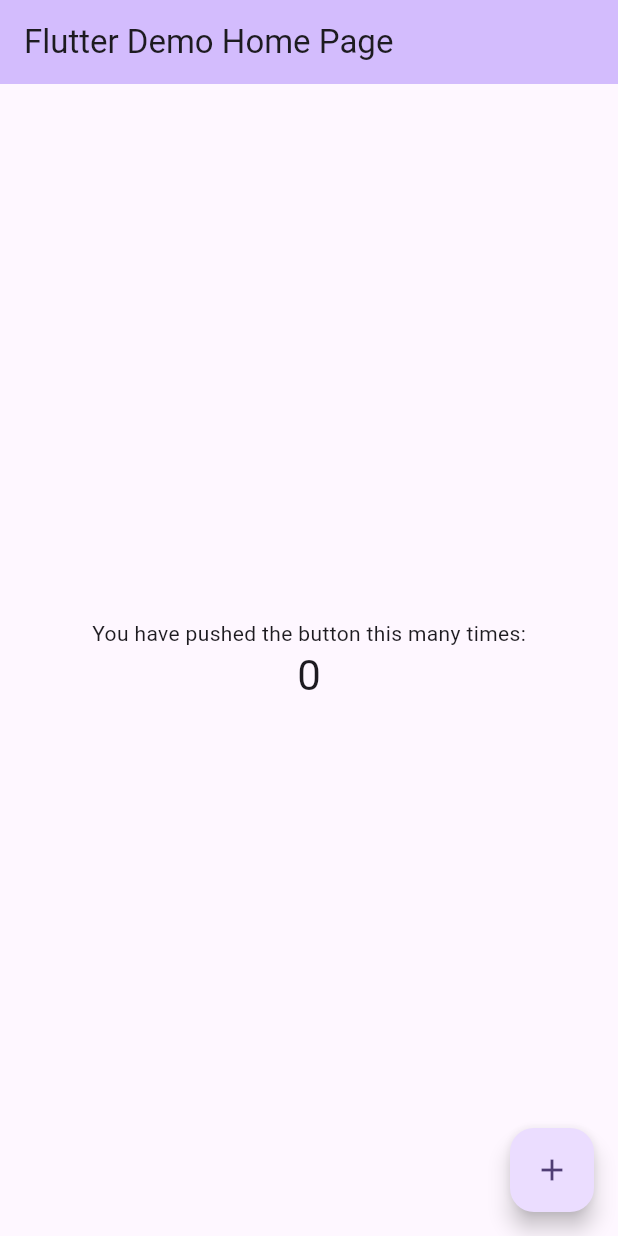
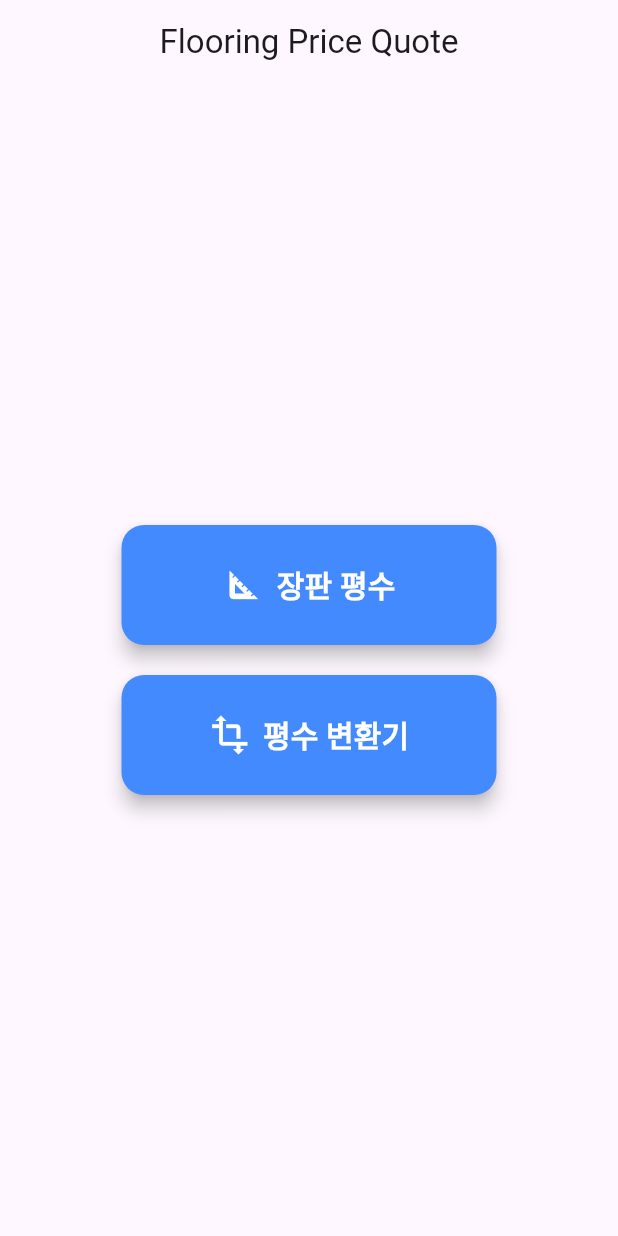
Before and after one commit to webpdblog/flooring_price_quote, a Flutter app: the screen it shows after launch, on a phone screen of 412 x 824 dp. Run offline on Flutter 3.47's test engine with Material 3 defaults, Android fonts, the phone set to English and light mode, and no system bars.

Commit message:
\"Feat: Add main menu buttons and fix base href\"

```diff
--- a/lib/main.dart
+++ b/lib/main.dart
@@ -7,116 +7,77 @@ void main() {
 class MyApp extends StatelessWidget {
   const MyApp({super.key});
 
-  // This widget is the root of your application.
   @override
   Widget build(BuildContext context) {
     return MaterialApp(
-      title: 'Flutter Demo',
+      title: 'Flooring Price Quote',
       theme: ThemeData(
-        // This is the theme of your application.
-        //
-        // TRY THIS: Try running your application with "flutter run". You'll see
-        // the application has a purple toolbar. Then, without quitting the app,
-        // try changing the seedColor in the colorScheme below to Colors.green
-        // and then invoke "hot reload" (save your changes or press the "hot
-        // reload" button in a Flutter-supported IDE, or press "r" if you used
-        // the command line to start the app).
-        //
-        // Notice that the counter didn't reset back to zero; the application
-        // state is not lost during the reload. To reset the state, use hot
-        // restart instead.
-        //
-        // This works for code too, not just values: Most code changes can be
-        // tested with just a hot reload.
-        colorScheme: ColorScheme.fromSeed(seedColor: Colors.deepPurple),
+        primarySwatch: Colors.blue,
+        visualDensity: VisualDensity.adaptivePlatformDensity,
       ),
-      home: const MyHomePage(title: 'Flutter Demo Home Page'),
+      home: const HomeScreen(),
     );
   }
 }
 
-class MyHomePage extends StatefulWidget {
-  const MyHomePage({super.key, required this.title});
-
-  // This widget is the home page of your application. It is stateful, meaning
-  // that it has a State object (defined below) that contains fields that affect
-  // how it looks.
-
-  // This class is the configuration for the state. It holds the values (in this
-  // case the title) provided by the parent (in this case the App widget) and
-  // used by the build method of the State. Fields in a Widget subclass are
-  // always marked "final".
-
-  final String title;
-
-  @override
-  State<MyHomePage> createState() => _MyHomePageState();
-}
-
-class _MyHomePageState extends State<MyHomePage> {
-  int _counter = 0;
-
-  void _incrementCounter() {
-    setState(() {
-      // This call to setState tells the Flutter framework that something has
-      // changed in this State, which causes it to rerun the build method below
-      // so that the display can reflect the updated values. If we changed
-      // _counter without calling setState(), then the build method would not be
-      // called again, and so nothing would appear to happen.
-      _counter++;
-    });
-  }
+class HomeScreen extends StatelessWidget {
+  const HomeScreen({super.key});
 
   @override
   Widget build(BuildContext context) {
-    // This method is rerun every time setState is called, for instance as done
-    // by the _incrementCounter method above.
-    //
-    // The Flutter framework has been optimized to make rerunning build methods
-    // fast, so that you can just rebuild anything that needs updating rather
-    // than having to individually change instances of widgets.
     return Scaffold(
       appBar: AppBar(
-        // TRY THIS: Try changing the color here to a specific color (to
-        // Colors.amber, perhaps?) and trigger a hot reload to see the AppBar
-        // change color while the other colors stay the same.
-        backgroundColor: Theme.of(context).colorScheme.inversePrimary,
-        // Here we take the value from the MyHomePage object that was created by
-        // the App.build method, and use it to set our appbar title.
-        title: Text(widget.title),
+        title: const Text('Flooring Price Quote'),
+        centerTitle: true,
       ),
       body: Center(
-        // Center is a layout widget. It takes a single child and positions it
-        // in the middle of the parent.
         child: Column(
-          // Column is also a layout widget. It takes a list of children and
-          // arranges them vertically. By default, it sizes itself to fit its
-          // children horizontally, and tries to be as tall as its parent.
-          //
-          // Column has various properties to control how it sizes itself and
-          // how it positions its children. Here we use mainAxisAlignment to
-          // center the children vertically; the main axis here is the vertical
-          // axis because Columns are vertical (the cross axis would be
-          // horizontal).
-          //
-          // TRY THIS: Invoke "debug painting" (choose the "Toggle Debug Paint"
-          // action in the IDE, or press "p" in the console), to see the
-          // wireframe for each widget.
           mainAxisAlignment: MainAxisAlignment.center,
           children: <Widget>[
-            const Text('You have pushed the button this many times:'),
-            Text(
-              '$_counter',
-              style: Theme.of(context).textTheme.headlineMedium,
+            _buildMenuButton(
+              context,
+              icon: Icons.square_foot,
+              label: '장판 평수',
+              onPressed: () {
+                // TODO: Navigate to Jangpan Pyeong page
+              },
+            ),
+            const SizedBox(height: 20),
+            _buildMenuButton(
+              context,
+              icon: Icons.transform,
+              label: '평수 변환기',
+              onPressed: () {
+                // TODO: Navigate to Pyeong Converter page
+              },
             ),
           ],
         ),
       ),
-      floatingActionButton: FloatingActionButton(
-        onPressed: _incrementCounter,
-        tooltip: 'Increment',
-        child: const Icon(Icons.add),
-      ), // This trailing comma makes auto-formatting nicer for build methods.
+    );
+  }
+
+  Widget _buildMenuButton(BuildContext context,
+      {required IconData icon,
+      required String label,
+      required VoidCallback onPressed}) {
+    return ElevatedButton.icon(
+      icon: Icon(icon, size: 28),
+      label: Text(
+        label,
+        style: const TextStyle(fontSize: 20, fontWeight: FontWeight.bold),
+      ),
+      onPressed: onPressed,
+      style: ElevatedButton.styleFrom(
+        foregroundColor: Colors.white,
+        backgroundColor: Colors.blueAccent,
+        minimumSize: const Size(250, 80),
+        shape: RoundedRectangleBorder(
+          borderRadius: BorderRadius.circular(15),
+        ),
+        elevation: 5,
+        padding: const EdgeInsets.symmetric(horizontal: 20, vertical: 15),
+      ),
     );
   }
 }
```
Also changed, not shown: 1 other file.
